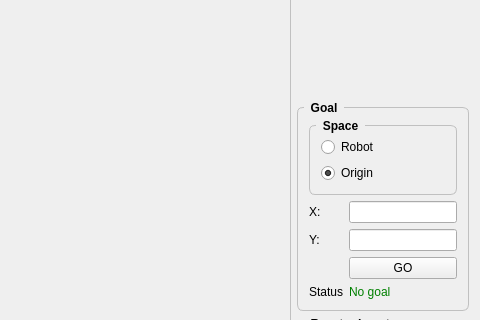
First picture: the form in kobuki_project/ui/mainwindow.ui, repository JakubHazik/rmr_kobuki, before the edit; both pictures show x 353 to 833 and y 231 to 551 of the 833 by 831 pixel window.
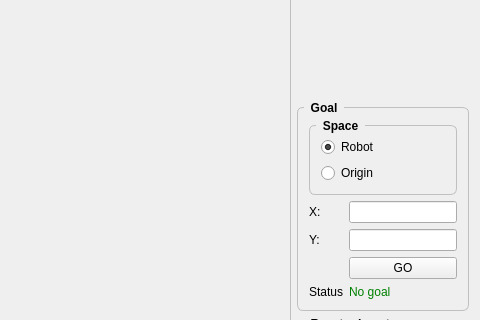
Second picture: the form after the edit.

```diff
--- a/kobuki_project/ui/mainwindow.ui
+++ b/kobuki_project/ui/mainwindow.ui
@@ -502,6 +502,9 @@
                 <property name="text">
                  <string>Robot</string>
                 </property>
+                <property name="checked">
+                 <bool>true</bool>
+                </property>
                </widget>
               </item>
               <item row="1" column="0">
@@ -509,9 +512,6 @@
                 <property name="text">
                  <string>Origin</string>
                 </property>
-                <property name="checked">
-                 <bool>true</bool>
-                </property>
                </widget>
               </item>
              </layout>
```
